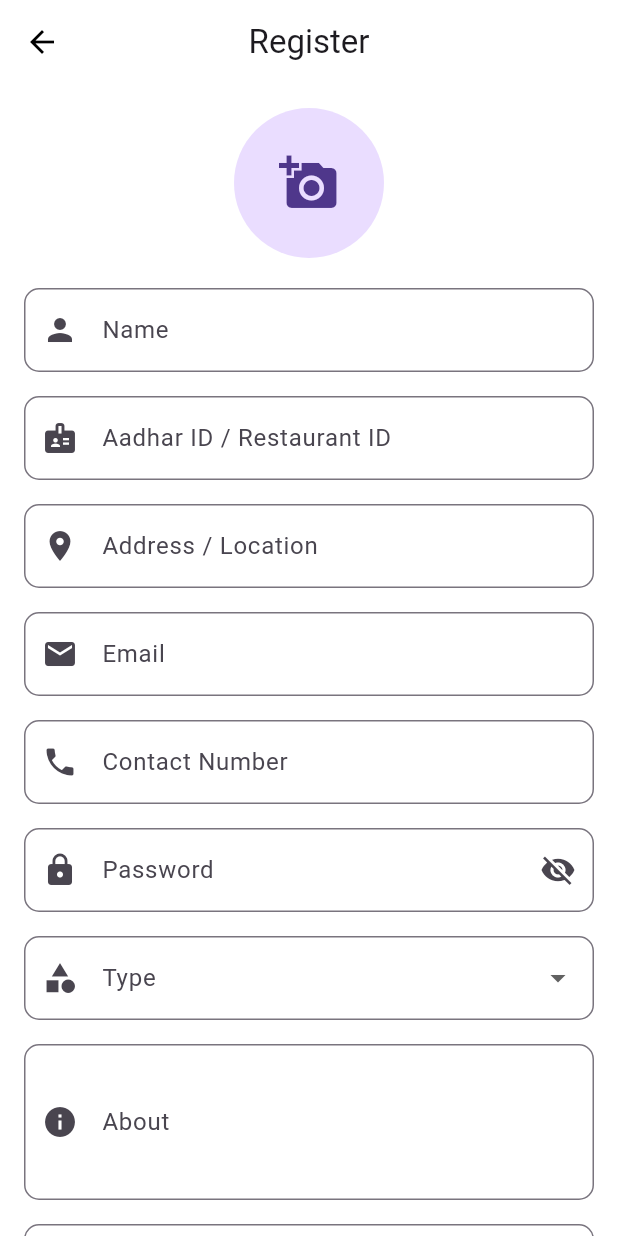
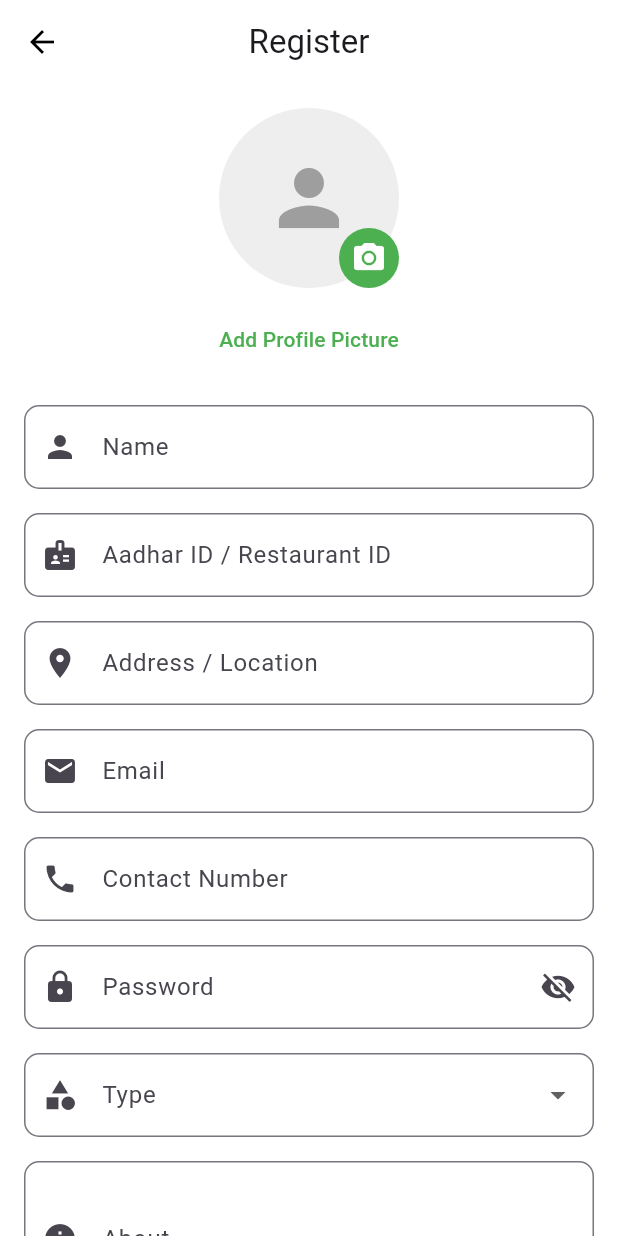
Before and after one commit to tanaya2005/KindMeals, a Flutter app: the RegisterScreen screen opened by its route, on a phone screen of 412 x 824 dp. Run offline on Flutter 3.47's test engine with Material 3 defaults, Android fonts, the phone set to English and light mode, and no system bars; our stand-ins replace carousel_slider, firebase_auth, firebase_core, font_awesome_flutter, google_sign_in, image_picker and 2 more; accounts and stored records are empty; network calls fail; Roboto replaces fonts that are missing (Poppins).

Commit message:
Profile Completed

```diff
--- a/kindmeals/lib/config/api_config.dart
+++ b/kindmeals/lib/config/api_config.dart
@@ -1,10 +1,24 @@
 class ApiConfig {
-  static const String baseUrl = 'http://192.168.221.180:5000';
-  static const String apiBaseUrl = '$baseUrl/api';
+  // API base URL - update with your actual server IP address
+  static const String serverBaseUrl = 'http://192.168.0.101:5000';
+  static const String apiBaseUrl = '$serverBaseUrl/api';
 
-  // Image URL helper
+  // Method to get full image URL
   static String getImageUrl(String? imagePath) {
+    // If the path is empty or null, return empty string
     if (imagePath == null || imagePath.isEmpty) return '';
-    return '$baseUrl$imagePath';
+
+    // If the path already contains the full URL, return it as is
+    if (imagePath.startsWith('http://') || imagePath.startsWith('https://')) {
+      return imagePath;
+    }
+
+    // If the path starts with /uploads, add the server base URL
+    if (imagePath.startsWith('/uploads/')) {
+      return serverBaseUrl + imagePath;
+    }
+
+    // For any other case, assume it's a relative path and append to server base URL
+    return serverBaseUrl + (imagePath.startsWith('/') ? '' : '/') + imagePath;
   }
 }
--- a/kindmeals/lib/screens/auth/register_screen.dart
+++ b/kindmeals/lib/screens/auth/register_screen.dart
@@ -106,6 +106,7 @@
                   contact: _contactController.text,
                   type: _selectedType!,
                   about: _aboutController.text,
+                  profileImage: _profileImage,
                 );
               } else {
                 await _apiService.registerRecipient(
@@ -116,6 +117,7 @@
                   contact: _contactController.text,
                   type: _selectedType!,
                   about: _aboutController.text,
+                  profileImage: _profileImage,
                 );
               }
 
@@ -272,17 +274,55 @@
             child: Column(
               crossAxisAlignment: CrossAxisAlignment.stretch,
               children: [
-                GestureDetector(
-                  onTap: _pickImage,
-                  child: Center(
-                    child: CircleAvatar(
-                      radius: 50,
-                      backgroundImage: _profileImage != null
-                          ? FileImage(_profileImage!)
-                          : null,
-                      child: _profileImage == null
-                          ? const Icon(Icons.add_a_photo, size: 40)
-                          : null,
+                // Profile Image Selection
+                Center(
+                  child: Stack(
+                    children: [
+                      CircleAvatar(
+                        radius: 60,
+                        backgroundColor: Colors.grey[200],
+                        backgroundImage: _profileImage != null
+                            ? FileImage(_profileImage!)
+                            : null,
+                        child: _profileImage == null
+                            ? const Icon(
+                                Icons.person,
+                                size: 60,
+                                color: Colors.grey,
+                              )
+                            : null,
+                      ),
+                      Positioned(
+                        bottom: 0,
+                        right: 0,
+                        child: GestureDetector(
+                          onTap: _pickImage,
+                          child: Container(
+                            height: 40,
+                            width: 40,
+                            decoration: BoxDecoration(
+                              color: Colors.green,
+                              shape: BoxShape.circle,
+                            ),
+                            child: const Icon(
+                              Icons.camera_alt,
+                              color: Colors.white,
+                            ),
+                          ),
+                        ),
+                      ),
+                    ],
+                  ),
+                ),
+                const SizedBox(height: 10),
+                Center(
+                  child: TextButton(
+                    onPressed: _pickImage,
+                    child: Text(
+                      _profileImage == null
+                          ? "Add Profile Picture"
+                          : "Change Profile Picture",
+                      style: TextStyle(color: Colors.green),
                     ),
                   ),
                 ),
```
Also changed, not shown: kindmeals/lib/screens/profile/profile_screen.dart (+70 -10 lines), kindmeals/lib/services/api_service.dart (+177 -66 lines), 5 other files.
